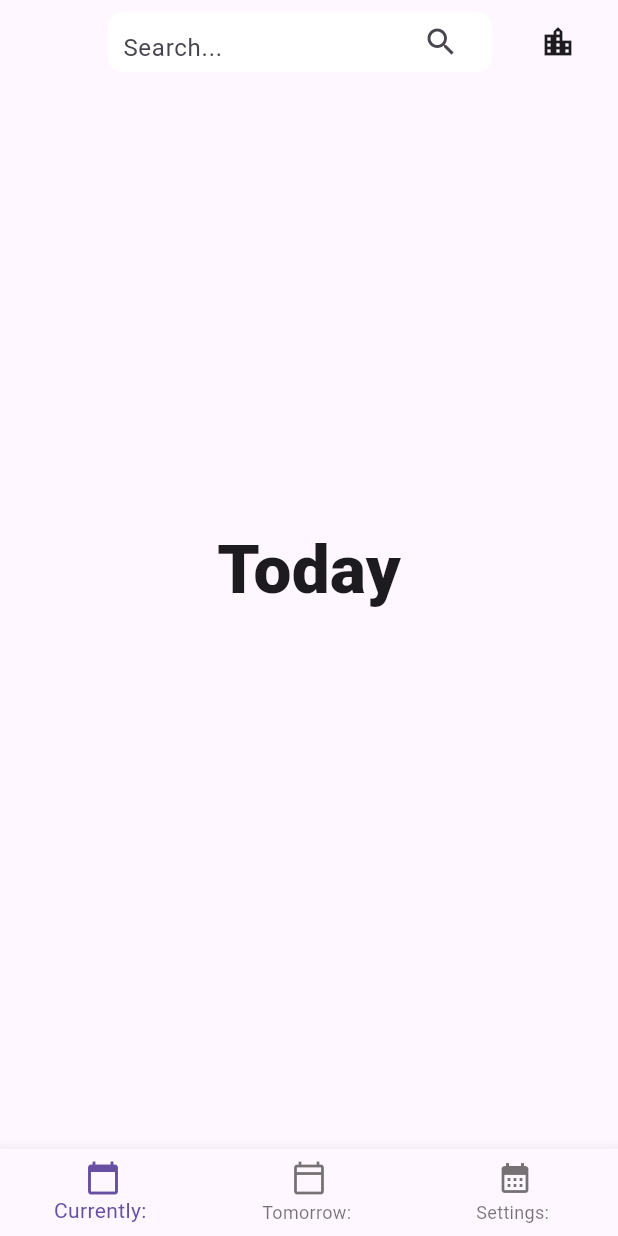
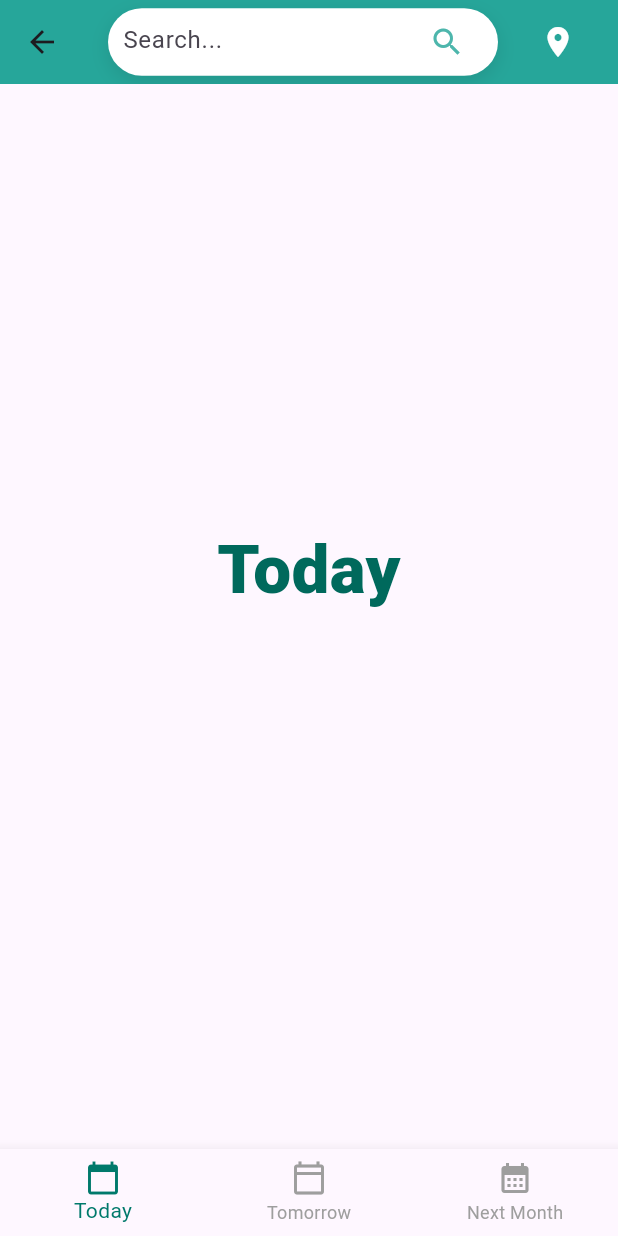
Before and after one commit to AnasBouzanbil/Mobile_Training, a Flutter app: the Ex01 screen opened by its route, on a phone screen of 412 x 824 dp. Run offline on Flutter 3.47's test engine with Material 3 defaults, Android fonts, the phone set to English and light mode, and no system bars; our stand-ins replace lottie, permission_handler; key blocks and very long unbroken strings in the code were emptied for the run.

Commit message:
hello v01

```diff
--- a/42-Days/day02/lib/ex01/main.dart
+++ b/42-Days/day02/lib/ex01/main.dart
@@ -1,36 +1,17 @@
 import 'package:flutter/material.dart';
-
+import 'package:lottie/lottie.dart';
 import 'package:permission_handler/permission_handler.dart';
-
-// class Today extends StatefulWidget {
-//   const Today({super.key});
-//
-//   @override
-//   State<Today> createState() => _TodayState();
-// }
-//
-// class _TodayState extends State<Today> {
-//   @override
-//   Widget build(BuildContext context) {
-//     return const Placeholder();
-//   }
-// }
-
-
 
 class Ex01 extends StatefulWidget {
   const Ex01({super.key});
 
   @override
-  State<Ex01> createState() => _Ex00State();
+  State<Ex01> createState() => _Ex01State();
 }
 
-
-
-class _Ex00State extends State<Ex01> {
-
+class _Ex01State extends State<Ex01> {
   int myindex = 0;
-  final  _searchController = TextEditingController();
+  final _searchController = TextEditingController();
   String searched = "";
 
   @override
@@ -38,123 +19,137 @@ class _Ex00State extends State<Ex01> {
     _searchController.dispose(); // Clean up the controller when the widget is removed
     super.dispose();
   }
+
   @override
   Widget build(BuildContext context) {
     List<Widget> widg = [
-      Text("Today\n  " + searched, style: TextStyle(fontSize: 45, fontWeight: FontWeight.w900)),
-      Text("Tomorrow\n  " + searched, style: TextStyle(fontSize: 40, fontWeight: FontWeight.w900)),
-      Text("next month\n  " + searched, style: TextStyle(fontSize: 35, fontWeight: FontWeight.w900))
+      _buildText('Today\n  ' + searched, 45),
+      _buildText('Tomorrow\n  ' + searched, 40),
+      _buildText('Next month\n  ' + searched, 35)
     ];
+
     return Scaffold(
       appBar: AppBar(
-        leading: Container(),
-        title: Row(
+        title: _buildSearchBar(),
+        backgroundColor: Colors.teal[400], // Set AppBar color
+        elevation: 0, // Remove shadow
+      ),
+      body: Center(
+        child: AnimatedSwitcher(
+          duration: Duration(milliseconds: 500), // Fade animation for switching texts
+          child: widg[myindex],
+        ),
+      ),
+      bottomNavigationBar: _buildBottomNavigationBar(),
+    );
+  }
+
+  // Custom search bar
+  Widget _buildSearchBar() {
+    return Row(
       mainAxisAlignment: MainAxisAlignment.center, // Centers the icons
       children: [
         Expanded(
           child: Container(
-                height: 40, // Adjust the height of the search bar
+            height: 45,
             padding: EdgeInsets.symmetric(horizontal: 10),
             decoration: BoxDecoration(
-                  color: Colors.white, // Search bar background color
-                  borderRadius: BorderRadius.circular(10), // Rounded corners
+              color: Colors.white,
+              borderRadius: BorderRadius.circular(30),
+              boxShadow: [
+                BoxShadow(
+                  color: Colors.black.withOpacity(0.1),
+                  blurRadius: 10,
+                  offset: Offset(0, 4),
+                ),
+              ],
             ),
             child: TextField(
-                  controller: _searchController, // Assign the controller here
-
+              controller: _searchController,
               decoration: InputDecoration(
                 hintText: 'Search...',
-                    border: InputBorder.none, // Remove the border
-                    // Use suffixIcon for an interactive icon
+                border: InputBorder.none,
                 suffixIcon: IconButton(
                   onPressed: () {
-
                     setState(() {
-                          // Handle the search action here
                       searched = _searchController.text;
-                          print('Searched text: $searched'); // Debug print
                     });
                   },
-                      icon: Icon(Icons.search), // Search icon
+                  icon: Icon(Icons.search, color: Colors.teal[300]),
                 ),
               ),
             ),
           ),
         ),
-            VerticalDivider(
-              color: Colors.black, // Divider color (adjust to your theme)
-              thickness: 5,        // Divider thickness
-              width: 20,           // Space between the search bar and the icon
-            ),
+        VerticalDivider(color: Colors.black, thickness: 2),
         IconButton(
           onPressed: () {
-                // Handle the action when the map icon is presse
             getLocation();
-                print('Map icon pressed');
           },
-              icon: Icon(Icons.location_city),
+          icon: Icon(Icons.location_on, color: Colors.white),
         ),
       ],
+    );
+  }
+
+  // Widget for displaying text
+  Widget _buildText(String text, double size) {
+    return Padding(
+      padding: const EdgeInsets.all(20.0),
+      child: Text(
+        text,
+        key: ValueKey(text),
+        style: TextStyle(
+          fontSize: size,
+          fontWeight: FontWeight.w900,
+          color: Colors.teal[800],
         ),
+        textAlign: TextAlign.center,
       ),
+    );
+  }
 
-
-      body: Center(
-
-          child:  widg[myindex]
-      ),
-      bottomNavigationBar: BottomNavigationBar(
-
-        onTap: (index){
+  // Custom bottom navigation bar
+  Widget _buildBottomNavigationBar() {
+    return BottomNavigationBar(
+      selectedItemColor: Colors.teal[700],
+      unselectedItemColor: Colors.grey[500],
+      currentIndex: myindex,
+      onTap: (index) {
         setState(() {
           myindex = index;
         });
-
       },
-        currentIndex: myindex,
       items: [
         BottomNavigationBarItem(
           icon: Icon(Icons.calendar_today),
-            label: 'Currently: ' , // Display the searched text
+          label: 'Today',
         ),
         BottomNavigationBarItem(
           icon: Icon(Icons.calendar_today_outlined),
-            label: 'Tomorrow: ' , // Display the searched text
+          label: 'Tomorrow',
         ),
         BottomNavigationBarItem(
           icon: Icon(Icons.calendar_month),
-            label: 'Settings: ' , // Display the searched text
+          label: 'Next Month',
         ),
       ],
-      ),
     );
   }
 }
 
-
 Future<Widget> getLocation() async {
   try {
-    print('I am called');
-
-    // Requesting permission and awaiting the result
     final status = await Permission.location.request();
-
-    // Handling the permission result
     if (status.isGranted) {
-      print("Permission granted");
       return Text("Location access granted");
     } else if (status.isDenied) {
-      print("Permission denied");
       return Text("Location permission denied");
     } else if (status.isPermanentlyDenied) {
-      print("Permission permanently denied");
-      return Text("Location permission permanently denied, go to settings to enable it");
+      return Text("Location permission permanently denied");
     }
   } catch (error) {
-    print("Permission request failed");
-    return Text('Unfortunately, we were not able to get the permission');
+    return Text('Failed to get permission');
   }
-
-  // If something unexpected happens, return default message
   return Text("Unexpected result");
 }
--- a/42-Days/day02/lib/main.dart
+++ b/42-Days/day02/lib/main.dart
@@ -56,7 +56,7 @@ class HomeScreen extends StatelessWidget {
             ElevatedButton(
               onPressed: () {
                 // Navigate to ex02 using named route
-                Navigator.pushNamed(context, 'ex02');
+                Navigator.pushNamed(context, '/ex02');
               },
               child: const Text('Go to Ex02'),
             ),
--- a/42-Days/day02/pubspec.yaml
+++ b/42-Days/day02/pubspec.yaml
@@ -36,6 +36,7 @@ dependencies:
   # Use with the CupertinoIcons class for iOS style icons.
   cupertino_icons: ^1.0.8
   permission_handler: ^11.3.1
+  lottie: ^3.1.2
 
 dev_dependencies:
   flutter_test:
```
Also changed, not shown: 42-Days/day02/lib/ex00/main.dart (+6 -1 lines), 42-Days/day02/lib/ex02/main.dart (+76 -2 lines), 42-Days/day02/pubspec.lock. Lines whose indentation alone changed are shown as unchanged.
